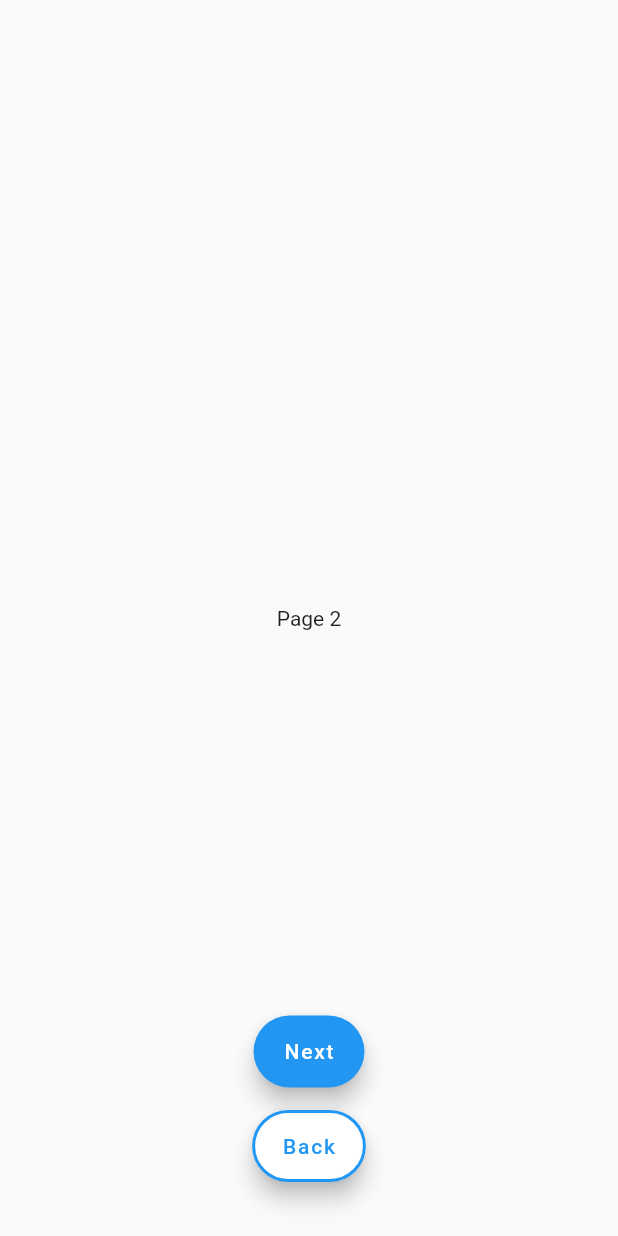
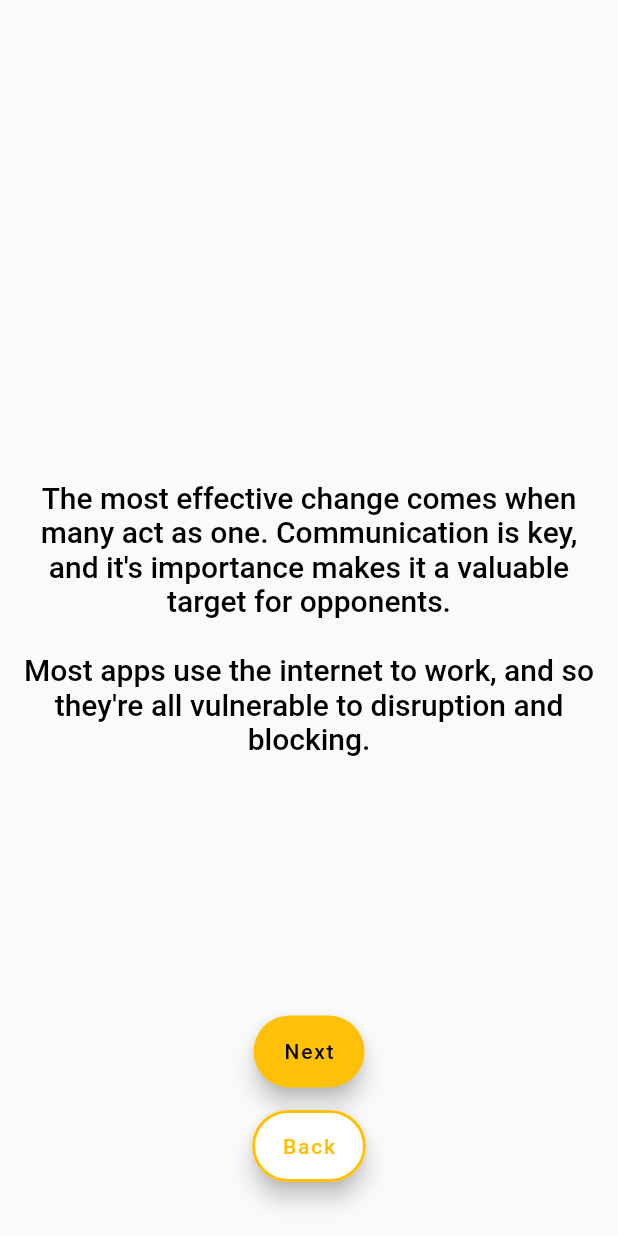
Before and after one commit to declan-davidson/flutter_scuttlebutt, a Flutter app: the screen it shows after launch, after a tap on "Next", on a phone screen of 412 x 824 dp. Run offline on Flutter 3.47's test engine with Material 2 defaults, Android fonts, the phone set to English and light mode, and no system bars; our stand-ins replace page_transition, shared_preferences; missing offline and left inert: flutter_displaymode, flutter_muxrpc, flutter_sodium, scuttlebutt_feed, time_elapsed.

Commit message:
Tutorial text added, various aesthetic changes

```diff
--- a/lib/join_gathering.dart
+++ b/lib/join_gathering.dart
@@ -60,6 +60,7 @@ class JoinGathering extends StatelessWidget{
       ),
       body: Center(
         child: ElevatedButton(
+          style: ButtonStyle(shape: MaterialStateProperty.all(RoundedRectangleBorder(borderRadius: BorderRadiusDirectional.all(Radius.circular(25))))),
           child: Text("Join gathering"),
           onPressed: () async {
             await addMessages();
--- a/lib/main.dart
+++ b/lib/main.dart
@@ -18,9 +18,9 @@ class MyApp extends StatelessWidget {
       builder: (BuildContext context, AsyncSnapshot<bool> snapshot){
         if(snapshot.hasData){
           return MaterialApp(
-            title: 'Flutter Demo',
+            title: 'Gather',
             theme: ThemeData(
-              primarySwatch: Colors.blue,
+              primarySwatch: Colors.amber,
             ),
             home: snapshot.data! ? const Tutorial() : const HomePage(),
 /*             initialRoute: /* snapshot.data */ "/tutorial",
--- a/lib/tutorial.dart
+++ b/lib/tutorial.dart
@@ -18,7 +18,7 @@ class _TutorialState extends State<Tutorial>{
 
   @override
   void initState() {
-    buttonProps = { "label": Text("Next"), "color": Colors.blue, "onPressed": nextPage };
+    buttonProps = { "label": Text("Next"), "color": Colors.amber, "onPressed": nextPage };
     getSharedPreferencesInstance();
     super.initState();
   }
@@ -52,8 +52,8 @@ class _TutorialState extends State<Tutorial>{
                 label: Text("Back"),
                 onPressed: previousPage,
                 backgroundColor: Colors.white,
-                foregroundColor: Colors.blue,
-                shape: StadiumBorder(side: BorderSide(width: 2, color: Colors.blue)),
+                foregroundColor: Colors.amber,
+                shape: StadiumBorder(side: BorderSide(width: 2, color: Colors.amber)),
               )
             ]
           )
@@ -65,15 +65,27 @@ class _TutorialState extends State<Tutorial>{
 
   List<Widget> createTutorialPages(){
     return [
-      createTutorialPage("Page 1"),
-      createTutorialPage("Page 2"),
-      createTutorialPage("Page 3"),
-      createTutorialPage("Page 4")
+      createTutorialPage("The strength of public expression is powerful, and is amplified by unity. \n\nGatherings, marches and protests have brought down oppresive governments, improved racial equality and harkened the dawn of modern worker's rights."),
+      createTutorialPage("The most effective change comes when many act as one. Communication is key, and it's importance makes it a valuable target for opponents.\n\nMost apps use the internet to work, and so they're all vulnerable to disruption and blocking."),
+      createTutorialPage("Gather is different. It's decentralised, so all your messages stay in the protest and not in the world wide web. Automatic encryption means nobody can intercept what you send and receive.\n\nAll you need to do is join a gathering, and you're able to communicate with security and safety in mind."),
+      createTutorialPage("Everyone's messages are placed in a single, shared channel. Sending a message adds it to the top of the feed."),
+      createTutorialPage("You can use hashtags to copy messages into different channels, to make discussing specific things simpler."),
+      createTutorialPage("Liking messages gives them greater prominence, making important messages easier for everyone to read."),
+      createTutorialPage("Your identity on Gather is transient.\n\nYou don't need to give any personal information, and you can change it at any time.")
     ];
   }
 
   Widget createTutorialPage(String content, { bool isLastPage = false}){
-    return Center(child: Text(content),);
+    return Center(
+      child: Padding(
+        padding: EdgeInsets.all(12),
+        child: Text(
+          content,
+          textAlign: TextAlign.center,
+          style: Theme.of(context).textTheme.headline6!.copyWith(color: Colors.black),
+        ),
+      )
+    );
     /* return Scaffold(
       body: Container(
         child: Center(
@@ -98,7 +110,7 @@ class _TutorialState extends State<Tutorial>{
     if(currentPage % 1 == 0){
       controller.nextPage(duration: Duration(milliseconds: 500), curve: Curves.ease);
 
-      if(currentPage == 2)
+      if(currentPage == 5)
         buttonProps = { "label": Text("Create identity"), "color": Colors.green, "onPressed": createIdentity };
         setState(() {});
     }
@@ -127,8 +139,8 @@ class _TutorialState extends State<Tutorial>{
     double currentPage = controller.page!;
 
     if(currentPage >= 1) controller.previousPage(duration: Duration(milliseconds: 500), curve: Curves.ease);
-    if(currentPage <= 3){
-      buttonProps = { "label": Text("Next"), "color": Colors.blue, "onPressed": nextPage };
+    if(currentPage <= 6){
+      buttonProps = { "label": Text("Next"), "color": Colors.amber, "onPressed": nextPage };
       setState(() {});
     }
   }
```
Also changed, not shown: lib/home_page.dart (+11 -10 lines).
